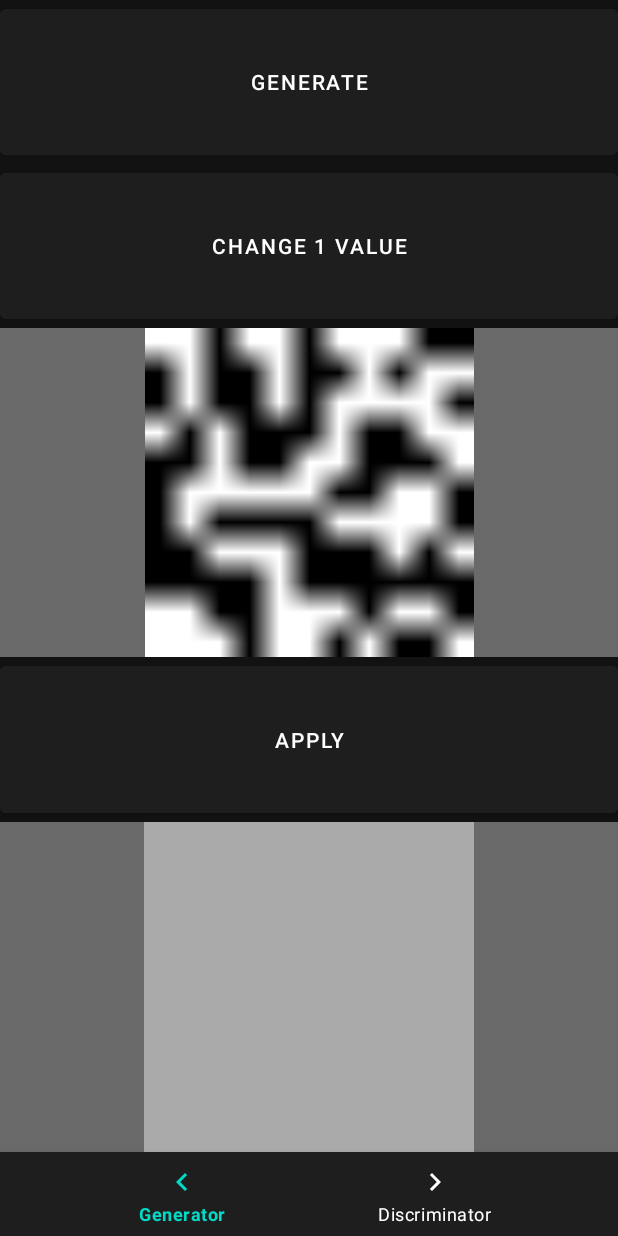
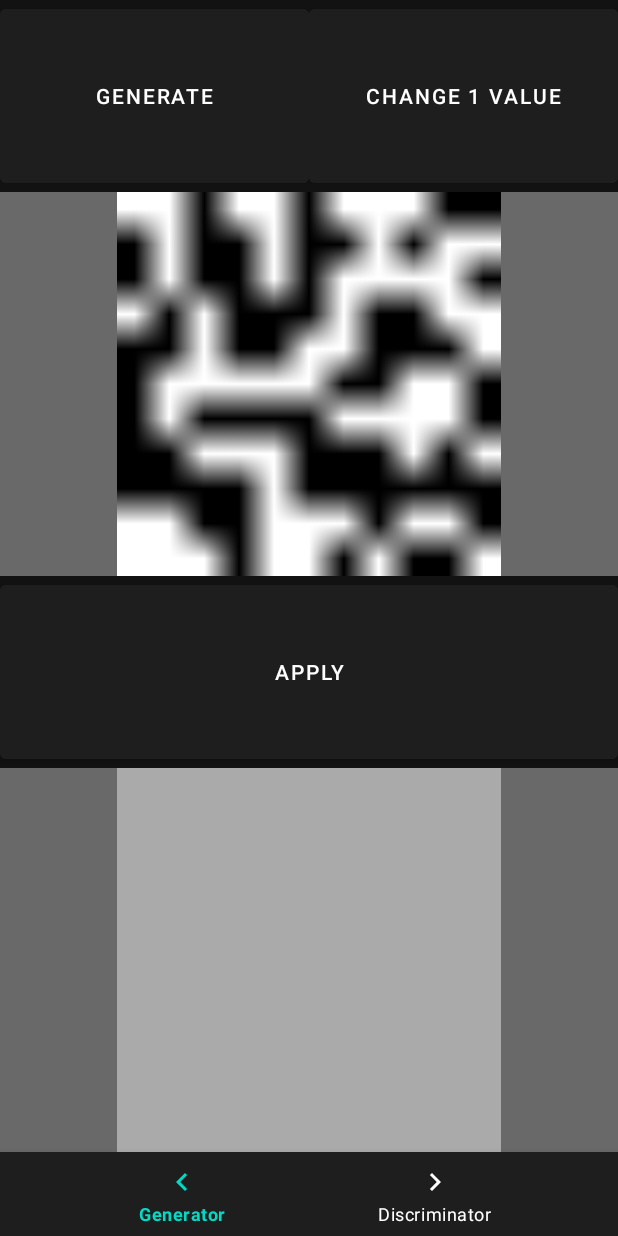
Before and after one commit to cedric-dem/ganalyzer, an Android app: the screen it shows after launch (GeneratorActivity), after a tap on "GENERATE", on a phone screen of 412 x 824 dp. Run offline under Robolectric (Android 15) with nearby library versions, the phone set to English and light mode, and no system bars; libraries missing offline, so code that uses them is left out: org.tensorflow.lite; network calls fail.

Commit message:
update ui

```diff
--- a/android_app/app/src/main/res/layout/activity_generator.xml
+++ b/android_app/app/src/main/res/layout/activity_generator.xml
@@ -6,10 +6,16 @@
     android:background="@color/app_background"
     android:orientation="vertical">
 
+    <LinearLayout
+        android:layout_width="match_parent"
+        android:layout_height="0dp"
+        android:orientation="horizontal"
+        android:layout_weight="1">
+
         <Button
             android:id="@+id/button_generate_array"
-        android:layout_width="match_parent"
-        android:layout_height="0dp"
+            android:layout_width="0dp"
+            android:layout_height="match_parent"
             android:layout_weight="1"
             android:backgroundTint="@color/surface_dark"
             android:textColor="@color/white"
@@ -17,12 +23,16 @@
 
         <Button
             android:id="@+id/change_1_value"
-        android:layout_width="match_parent"
-        android:layout_height="0dp"
+            android:layout_width="0dp"
+            android:layout_height="match_parent"
             android:layout_weight="1"
             android:backgroundTint="@color/surface_dark"
             android:textColor="@color/white"
             android:text="@string/change_1_value_button" />
+
+
+    </LinearLayout>
+
 
     <androidx.constraintlayout.widget.ConstraintLayout
         android:background="@color/darker_darker_gray"
```
Lines whose indentation alone changed are shown as unchanged.
